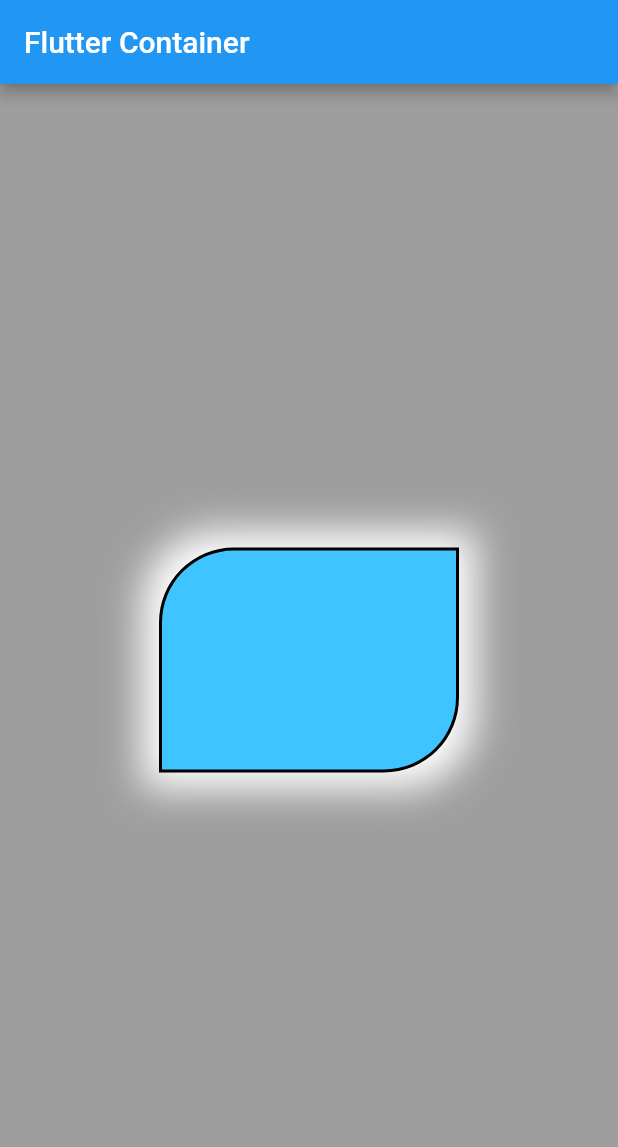
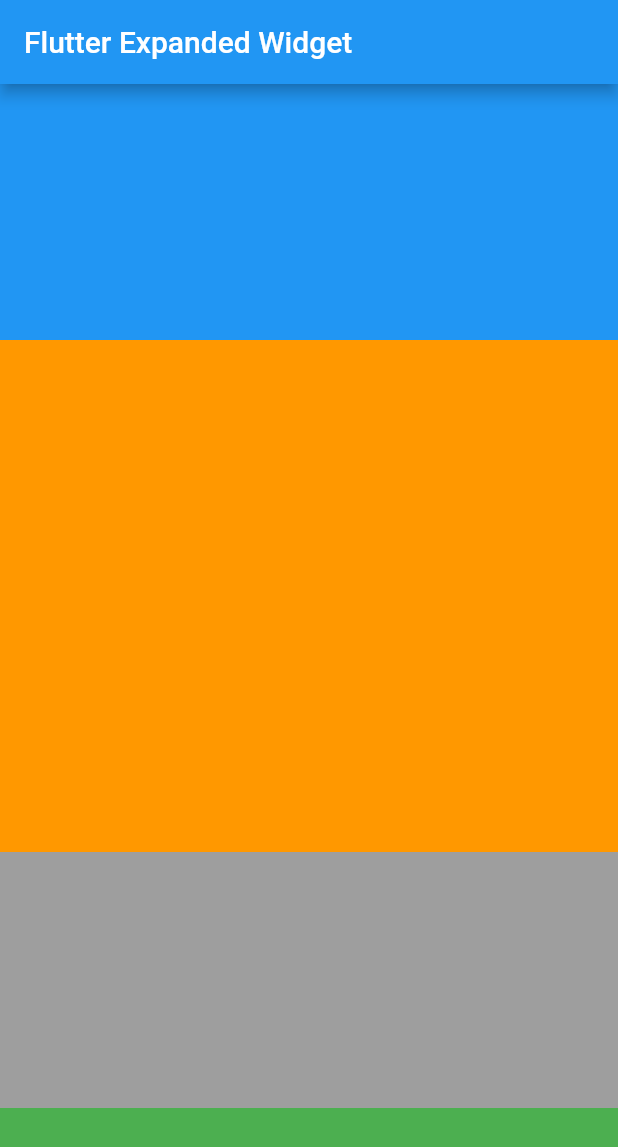
Before and after one commit to KiranKhadd29/practiceFlutter, a Flutter app: the screen it shows after launch, on a phone screen of 412 x 824 dp. Shown: the top 1147 px of the screen. Run offline on Flutter 3.47's test engine with Material 2 defaults, Android fonts, the phone set to English and light mode, and no system bars.

Commit message:
Expanded widget for Row and column

```diff
--- a/Sayali Workspace/demoproject/lib/main.dart
+++ b/Sayali Workspace/demoproject/lib/main.dart
@@ -35,7 +35,7 @@ class _MyHomePageState extends State<MyHomePage> {
       appBar: AppBar(
         // Here we take the value from the MyHomePage object that was created by
         // the App.build method, and use it to set our appbar title.
-        title: Text('Flutter Container'),
+        title: Text('Flutter Expanded Widget'),
       ),
       //Flutter container
       /*body:Center(
@@ -395,7 +395,7 @@ class _MyHomePageState extends State<MyHomePage> {
         maxRadius: 50,
       ),*/
       //Container Decoration
-      body: Container(
+      /*body: Container(
         width: double.infinity,
         height: double.infinity,
         color: Colors.grey,
@@ -424,6 +424,80 @@ class _MyHomePageState extends State<MyHomePage> {
             ),
           ),
         ),
+      ),*/
+      //Expanded widget for row
+      /*body: Row(
+        //mainAxisAlignment: MainAxisAlignment.center,
+        children: [
+          Expanded(
+            flex: 2,
+            child: Container(
+              width: 50,
+              height: 100,
+              color: Colors.blue,
+            ),
+          ),
+          Expanded(
+            flex: 4,
+            child: Container(
+              width: 50,
+              height: 100,
+              color: Colors.orange,
+            ),
+          ),
+          Expanded(
+            flex: 2,
+            child: Container(
+              width: 50,
+              height: 100,
+              color: Colors.grey,
+            ),
+          ),
+          Expanded(
+            child: Container(
+                width: 50,
+                height: 100,
+                color: Colors.green,
+            ),
+          ),
+        ],
+      ),*/
+      //Expanded widget for column
+      body: Column(
+        //mainAxisAlignment: MainAxisAlignment.center,
+        children: [
+          Expanded(
+            flex: 2,
+            child: Container(
+              //width: 150,
+              height: 100,
+              color: Colors.blue,
+            ),
+          ),
+          Expanded(
+            flex: 4,
+            child: Container(
+              //width: 150,
+              height: 100,
+              color: Colors.orange,
+            ),
+          ),
+          Expanded(
+            flex: 2,
+            child: Container(
+              //width: 150,
+              height: 100,
+              color: Colors.grey,
+            ),
+          ),
+          Expanded(
+            child: Container(
+              //width: 150,
+              height: 100,
+              color: Colors.green,
+            ),
+          ),
+        ],
       ),
     );
   }
```
